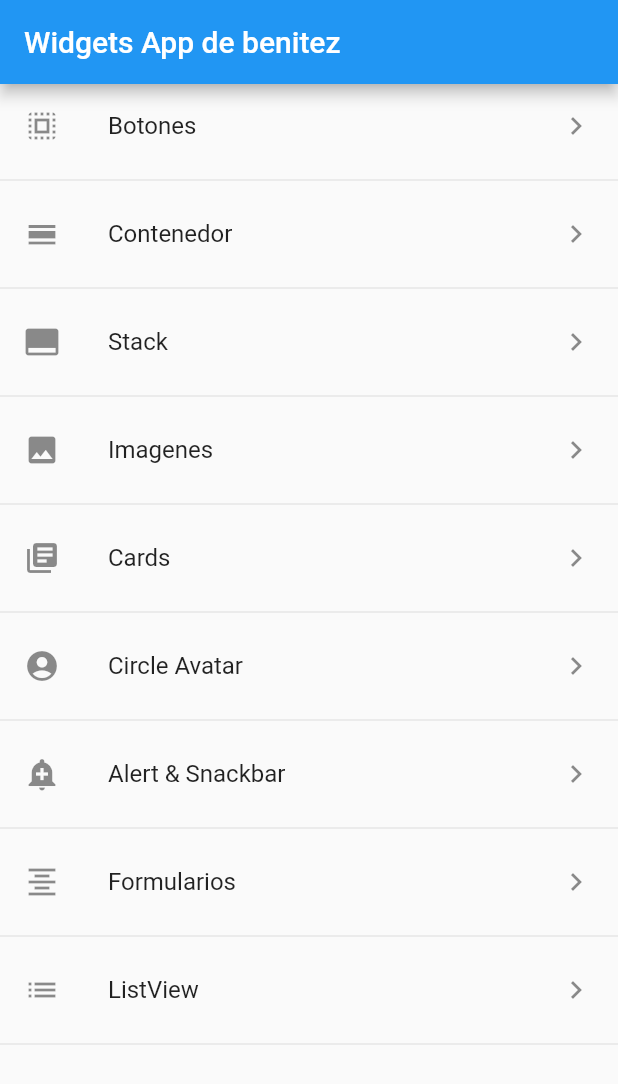
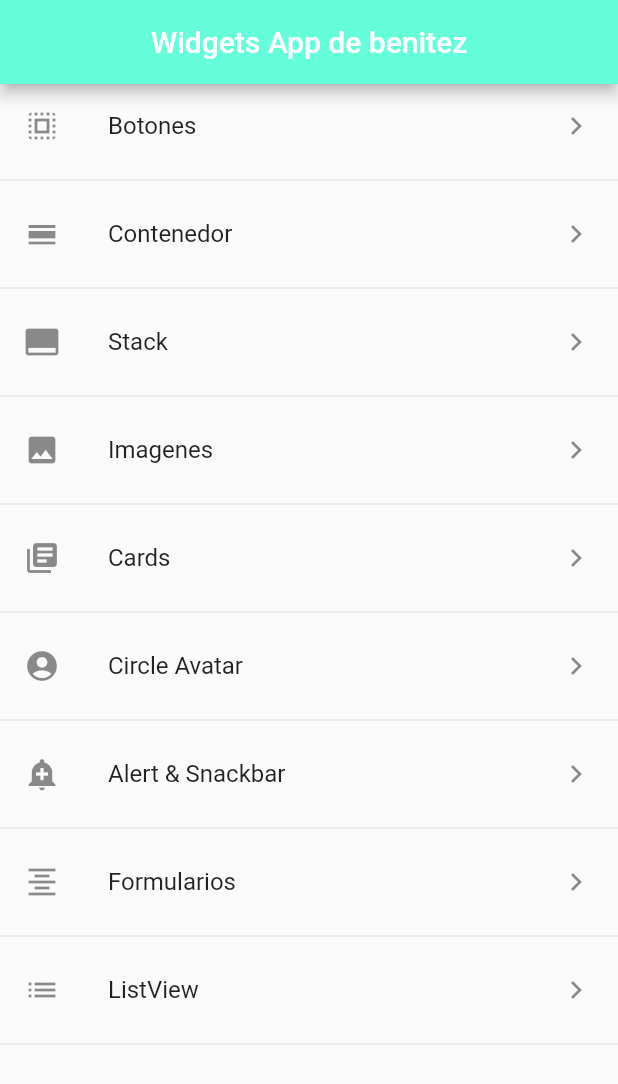
Before and after one commit to vianeyalejandra03/ruta_de_paginas, a Flutter app: the screen it shows after launch, on a phone screen of 412 x 824 dp. Shown: the top 1084 px of the screen. Run offline on Flutter 3.47's test engine with Material 2 defaults, Android fonts, the phone set to English and light mode, and no system bars.

```diff
--- a/lib/src/pages/home_page.dart
+++ b/lib/src/pages/home_page.dart
@@ -5,6 +5,8 @@ class HomePage extends StatelessWidget {
   Widget build(BuildContext context) {
     return Scaffold(
         appBar: AppBar(
+          centerTitle: true,
+          backgroundColor: Colors.tealAccent,
           title: Text('Widgets App de benitez'),
         ),
         body: ListView(
```
